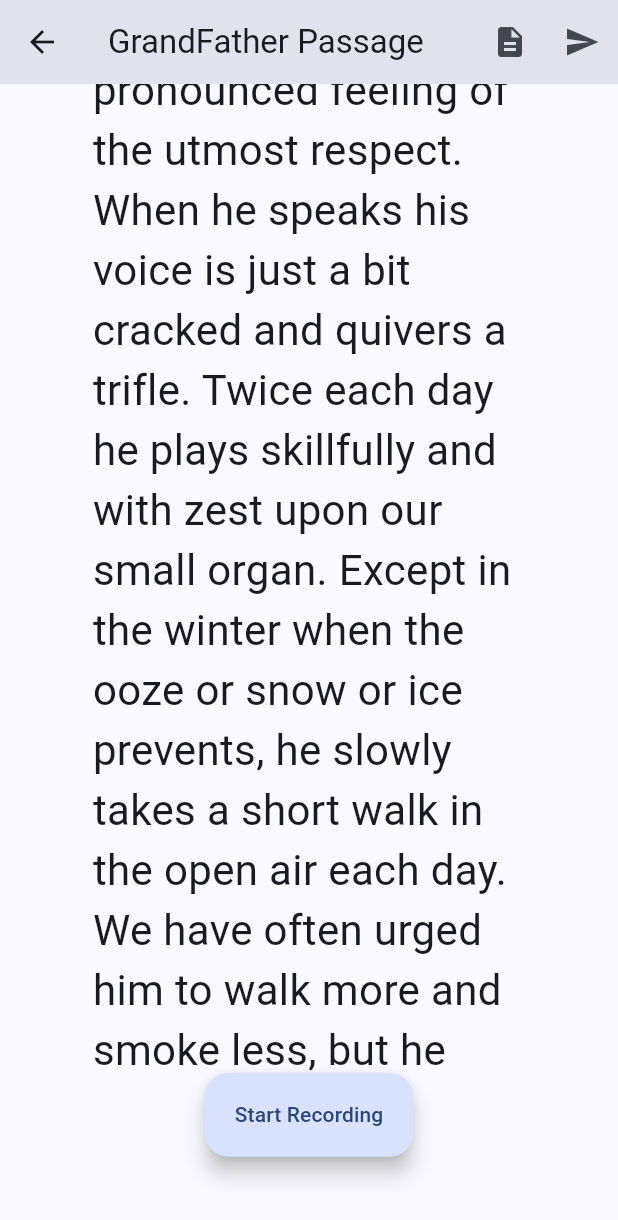
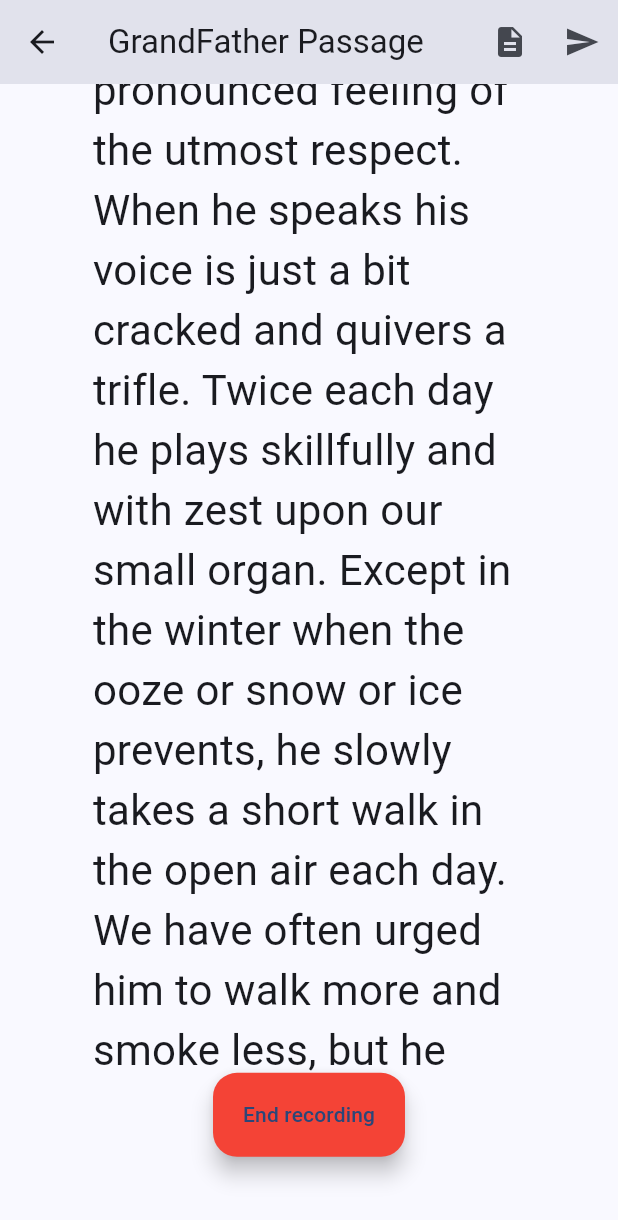
Before and after one commit to FIU-MOSAIC/NeuroTask_Modern, a Flutter app: the GrandFather screen opened by its route, scrolled down 576 dp, after a tap on "Start Recording", on a phone screen of 412 x 824 dp. Shown: the top 1220 px of the screen. Run offline on Flutter 3.47's test engine with Material 3 defaults, Android fonts, the phone set to English and light mode, and no system bars; our stand-ins replace cloud_firestore, firebase_auth, firebase_core, get; accounts and stored records are empty.

Commit message:
added some final touches. Still needs recording and submit functions.

```diff
--- a/lib/pages/games/grandfather_passage.dart
+++ b/lib/pages/games/grandfather_passage.dart
@@ -49,7 +49,7 @@ class GrandfatherState extends State<GrandFather> {
               tooltip: "Description of how to properly conduct test.",
             ),
             IconButton(
-              onPressed: () => print("submit"),
+              onPressed: () => print("submitting"),
               icon: const Icon(Icons.send),
               tooltip: "Submit recording",
             ),
@@ -74,9 +74,15 @@ class GrandfatherState extends State<GrandFather> {
               //   grandfatherPassageText,
               //   textScaler: TextScaler.linear(2.0),),
               FloatingActionButton.extended(
-                onPressed: () => print("Start Recording"),
-                label: Text("Start Recording"),
-                tooltip: "Start Recording",
+                onPressed: () => {
+                  setState(() {
+                    isStart = !isStart;
+                  }),
+                  print("Start Recording $isStart"),
+                },
+                label: Text(isStart ? "End recording" : "Start Recording"),
+                backgroundColor: isStart ? Colors.red : Colors.blueAccent,
+                tooltip: isStart ? "End Recording" : "Start Recording",
               ),
             ],
           ),
```
